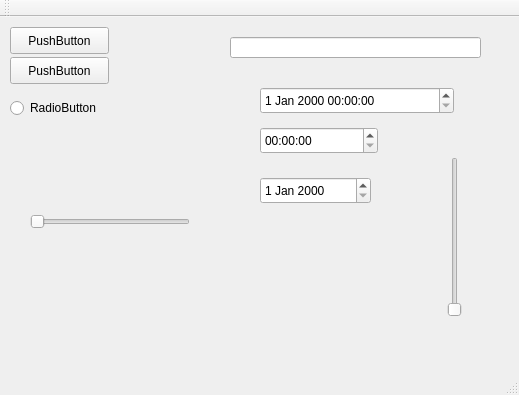
Before: the Qt Designer form mainwindow.ui in smandy/qtexperiment, drawn with Qt 5.
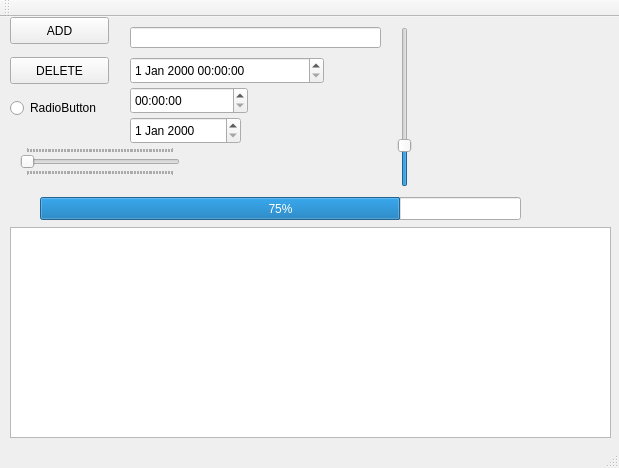
After: the same form once the commit is applied.

What changed in the file:
```diff
--- a/mainwindow.ui
+++ b/mainwindow.ui
@@ -6,8 +6,8 @@
    <rect>
     <x>0</x>
     <y>0</y>
-    <width>519</width>
-    <height>395</height>
+    <width>619</width>
+    <height>468</height>
    </rect>
   </property>
   <property name="windowTitle">
@@ -31,13 +31,13 @@
     <property name="geometry">
      <rect>
       <x>10</x>
-      <y>10</y>
+      <y>0</y>
       <width>99</width>
       <height>27</height>
      </rect>
     </property>
     <property name="text">
-     <string>PushButton</string>
+     <string>ADD</string>
     </property>
    </widget>
    <widget class="QPushButton" name="pushButton_2">
@@ -50,14 +50,14 @@
      </rect>
     </property>
     <property name="text">
-     <string>PushButton</string>
+     <string>DELETE</string>
     </property>
    </widget>
    <widget class="QLineEdit" name="txtName">
     <property name="geometry">
      <rect>
-      <x>230</x>
-      <y>20</y>
+      <x>130</x>
+      <y>10</y>
       <width>251</width>
       <height>21</height>
      </rect>
@@ -66,8 +66,8 @@
    <widget class="QDateTimeEdit" name="dateTimeEdit">
     <property name="geometry">
      <rect>
-      <x>260</x>
-      <y>70</y>
+      <x>130</x>
+      <y>40</y>
       <width>194</width>
       <height>27</height>
      </rect>
@@ -76,8 +76,8 @@
    <widget class="QTimeEdit" name="timeEdit">
     <property name="geometry">
      <rect>
-      <x>260</x>
-      <y>110</y>
+      <x>130</x>
+      <y>70</y>
       <width>118</width>
       <height>27</height>
      </rect>
@@ -86,8 +86,8 @@
    <widget class="QDateEdit" name="dateEdit">
     <property name="geometry">
      <rect>
-      <x>260</x>
-      <y>160</y>
+      <x>130</x>
+      <y>100</y>
       <width>111</width>
       <height>27</height>
      </rect>
@@ -96,8 +96,8 @@
    <widget class="QSlider" name="horizontalSlider">
     <property name="geometry">
      <rect>
-      <x>30</x>
-      <y>190</y>
+      <x>20</x>
+      <y>130</y>
       <width>160</width>
       <height>29</height>
      </rect>
@@ -105,20 +105,52 @@
     <property name="orientation">
      <enum>Qt::Horizontal</enum>
     </property>
+    <property name="tickPosition">
+     <enum>QSlider::TicksBothSides</enum>
+    </property>
+    <property name="tickInterval">
+     <number>1</number>
+    </property>
    </widget>
    <widget class="QSlider" name="verticalSlider">
     <property name="geometry">
      <rect>
-      <x>440</x>
-      <y>140</y>
+      <x>390</x>
+      <y>10</y>
       <width>29</width>
       <height>160</height>
      </rect>
     </property>
+    <property name="value">
+     <number>23</number>
+    </property>
     <property name="orientation">
      <enum>Qt::Vertical</enum>
     </property>
    </widget>
+   <widget class="QTableView" name="tableView">
+    <property name="geometry">
+     <rect>
+      <x>10</x>
+      <y>210</y>
+      <width>601</width>
+      <height>211</height>
+     </rect>
+    </property>
+   </widget>
+   <widget class="QProgressBar" name="progressbar">
+    <property name="geometry">
+     <rect>
+      <x>40</x>
+      <y>180</y>
+      <width>481</width>
+      <height>23</height>
+     </rect>
+    </property>
+    <property name="value">
+     <number>75</number>
+    </property>
+   </widget>
   </widget>
   <widget class="QMenuBar" name="menuBar">
    <property name="geometry">
```
Left out of the diff: 2 changed lines with no effect on the pictures.
